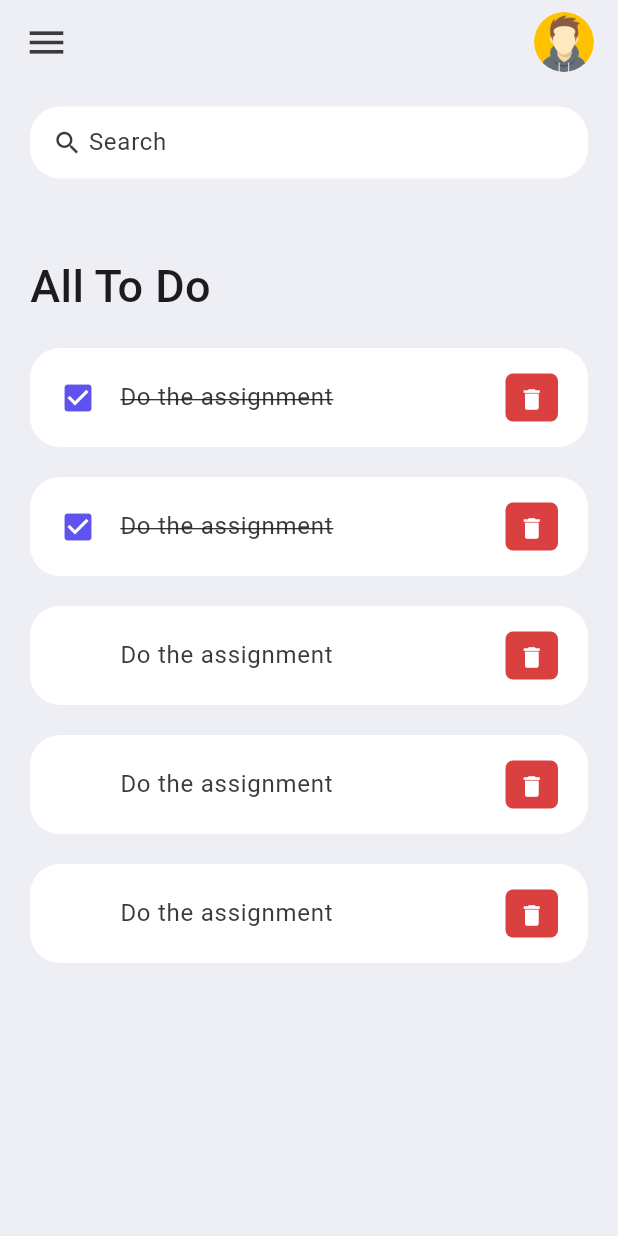
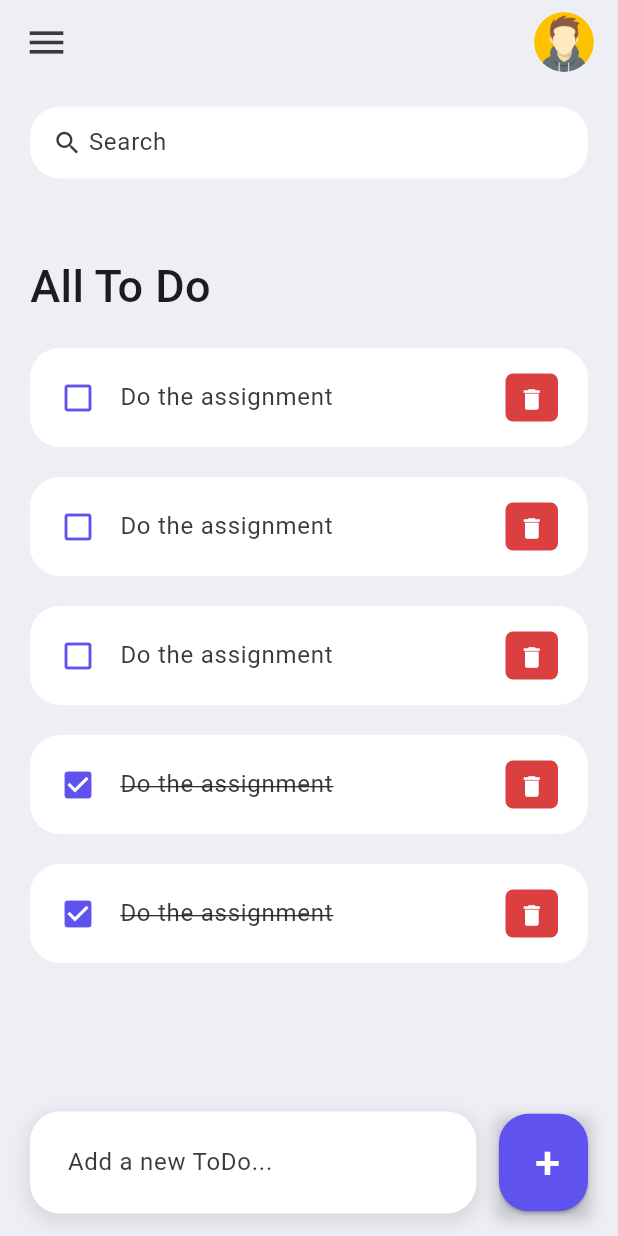
Before and after one commit to ChayLimm/TodoWithFlutter, a Flutter app: the screen it shows after launch, on a phone screen of 412 x 824 dp. Run offline on Flutter 3.47's test engine with Material 3 defaults, Android fonts, the phone set to English and light mode, and no system bars.

Commit message:
Todo list done

```diff
--- a/lib/screen/home.dart
+++ b/lib/screen/home.dart
@@ -5,10 +5,23 @@ import 'package:todo_app/constants/color.dart';
 import 'package:todo_app/widgets/todoitem.dart';
 import 'package:todo_app/model/todo.dart';
 
-class Home extends StatelessWidget {
+class Home extends StatefulWidget {
   Home({Key? key}) : super(key: key);
 
-  final todoslist = ToDo.todosList();
+  @override
+  _HomeState createState() => _HomeState();
+}
+
+class _HomeState extends State<Home> {
+  final List<ToDo> todoslist = ToDo.todosList();
+  List<ToDo> _foundTodo = [];
+  final _todoController = TextEditingController();
+
+  @override
+  void initState() {
+    _foundTodo = todoslist ;
+    super.initState();
+  }
 
   @override
   Widget build(BuildContext context) {
@@ -21,8 +34,110 @@ class Home extends StatelessWidget {
           children: [
             searchBox(),
             _buildListView(),
+            add_todo(),
           ],
         ),
+      ),
+    );
+  }
+
+  void runfilter(String inputsearchbar){
+    List<ToDo> results = [];
+    if(inputsearchbar.isEmpty){
+      results = todoslist ;
+    }else {
+      results = todoslist.where((item)=> item.todotext!.toLowerCase().contains(inputsearchbar.toLowerCase())).toList();
+    }
+    setState(() {
+      _foundTodo = results;
+    });
+  }
+
+  void _handleTodoitem(ToDo todo) {
+    setState(() {
+      todo.isDone = !todo.isDone;
+    });
+  }
+  void _handleTodoDelete(String id){
+    setState(() {
+      todoslist.removeWhere((item)=> item.id == id);
+   });
+  }
+
+  void _onTodoAddItem(String toDo){
+    if(toDo.isNotEmpty){
+      setState(() {
+            todoslist.add(ToDo(id: DateTime.now().millisecondsSinceEpoch.toString(), todotext: toDo));
+    });
+    }
+       _todoController.clear();
+  }
+
+  Widget add_todo() {
+    return Align(
+      alignment: Alignment.bottomCenter,
+      child: Row(
+        children: <Widget>[
+          Expanded(
+            flex: 4,
+            child: Container(
+              padding: EdgeInsets.all(10),
+              decoration: BoxDecoration(
+                color: Colors.white,
+                borderRadius: BorderRadius.circular(20),
+                boxShadow: [
+                  BoxShadow(
+                    color: Colors.black.withOpacity(0.1),
+                    offset: Offset(0, 4),
+                    blurRadius: 10,
+                    spreadRadius: 2,
+                  ),
+                ],
+              ),
+              child: TextField(
+                controller: _todoController,
+                decoration: InputDecoration(
+                  hintText: 'Add a new ToDo...',
+                  hintStyle: TextStyle(color: tdBlack),
+                  border: InputBorder.none,
+                  contentPadding: EdgeInsets.only(left: 15),
+                ),
+              ),
+            ),
+          ),
+          Expanded(
+            flex: 1, // 25% of the row (1 part out of 4)
+            child: Container(
+              height: 65,
+              margin: EdgeInsets.only(left: 15),
+              decoration: BoxDecoration(
+                boxShadow: [
+                  BoxShadow(
+                    color: Colors.black.withOpacity(0.2), // Shadow color with opacity
+                    offset: Offset(0, 4), // Shadow position
+                    blurRadius: 8, // Blur effect
+                    spreadRadius: 1, // How much the shadow spreads
+                  ),
+                ],
+              ),
+              child: ElevatedButton(
+                style: ElevatedButton.styleFrom(
+                  backgroundColor: tdBlue, // Button background color
+                  shape: RoundedRectangleBorder(
+                    borderRadius: BorderRadius.circular(20), // Button border radius
+                  ),
+                ),
+                onPressed: () {
+                  _onTodoAddItem(_todoController.text);
+                },
+                child: Text(
+                  '+',
+                  style: TextStyle(color: Colors.white, fontSize: 30),
+                ),
+              ),
+            ),
+          )
+        ],
       ),
     );
   }
@@ -35,13 +150,10 @@ class Home extends StatelessWidget {
         borderRadius: BorderRadius.circular(20),
       ),
       child: TextField(
+        onChanged: (value) => runfilter(value),
         decoration: InputDecoration(
           contentPadding: EdgeInsets.all(0),
-          prefixIcon: Icon(
-            Icons.search,
-            color: tdBlack,
-            size: 20,
-          ),
+          prefixIcon: Icon(Icons.search, color: tdBlack, size: 20),
           prefixIconConstraints: BoxConstraints(
             maxHeight: 20,
             maxWidth: 25,
@@ -65,9 +177,12 @@ class Home extends StatelessWidget {
               style: TextStyle(fontSize: 30, fontWeight: FontWeight.w500),
             ),
           ),
-          for(ToDo todo1 in todoslist)
-             Todoitem(todo : todo1),
-
+          for (ToDo todo1 in _foundTodo.reversed)
+            Todoitem(
+              todo: todo1,
+              onTodoChanged: _handleTodoitem,
+              onTodoDeleted: _handleTodoDelete
+              ),
         ],
       ),
     );
--- a/lib/widgets/todoitem.dart
+++ b/lib/widgets/todoitem.dart
@@ -6,8 +6,10 @@ import 'package:todo_app/model/todo.dart';
 
 class Todoitem extends StatelessWidget {
   final ToDo todo;
+  final onTodoChanged;
+  final onTodoDeleted;
 
-  const Todoitem({super.key, required this.todo});
+  const Todoitem({super.key, required this.todo, required this.onTodoChanged, required this.onTodoDeleted});
 
   @override
   Widget build(BuildContext context) {
@@ -15,11 +17,12 @@ class Todoitem extends StatelessWidget {
       margin: EdgeInsets.only(bottom:20),
       child : ListTile(
         onTap: (){
-          print('clicked');
+          // print('clicked');
+          onTodoChanged(todo);
         },
         shape: RoundedRectangleBorder(borderRadius: BorderRadius.circular(20)),
         tileColor: Colors.white,
-        leading: Icon(todo.isDone? Icons.check_box : null, color: tdBlue,),
+        leading: Icon(todo.isDone? Icons.check_box : Icons.check_box_outline_blank, color: tdBlue,),
         title: Text(todo.todotext!, style: TextStyle(
           fontSize: 16,
           color:tdBlack,
@@ -39,7 +42,8 @@ class Todoitem extends StatelessWidget {
             icon: Icon(Icons.delete),
             iconSize: 18,
             onPressed: (){
-                print('clicked');
+                print(todo.id);
+                onTodoDeleted(todo.id);
             },
             ),
         ),
```
